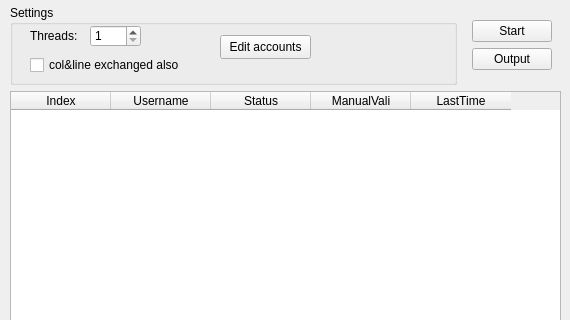
This is ui_parts/autobox.ui in cca2878/autobox as Qt 5 draws it before an edit; both pictures show x 0 to 570 and y 0 to 320 of the 570 by 600 pixel window. The edited form follows.
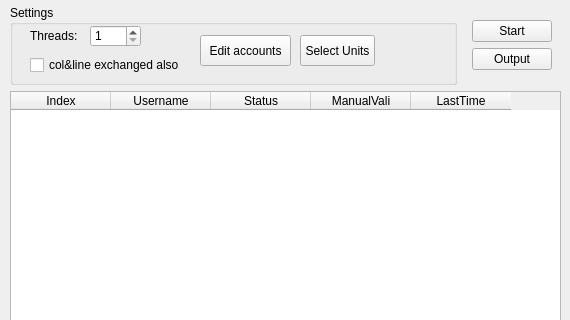
This is the edited form.

Commit message: Support select units to export & Fix bugs & Optimize 支持选择角色，选择角色支持搜索，再也不用担心Excel太大了（

```diff
--- a/ui_parts/autobox.ui
+++ b/ui_parts/autobox.ui
@@ -71,10 +71,10 @@
                                     <widget class="QPushButton" name="btnEdit">
                                         <property name="geometry">
                                             <rect>
-                                                <x>210</x>
+                                                <x>190</x>
                                                 <y>30</y>
                                                 <width>91</width>
-                                                <height>24</height>
+                                                <height>31</height>
                                             </rect>
                                         </property>
                                         <property name="text">
@@ -110,6 +110,19 @@
                                             <number>8</number>
                                         </property>
                                     </widget>
+                                    <widget class="QPushButton" name="btnSelectU">
+                                        <property name="geometry">
+                                            <rect>
+                                                <x>290</x>
+                                                <y>30</y>
+                                                <width>75</width>
+                                                <height>31</height>
+                                            </rect>
+                                        </property>
+                                        <property name="text">
+                                            <string>Select Units</string>
+                                        </property>
+                                    </widget>
                                 </widget>
                             </item>
                             <item>
```
Left out of the diff: 9 changed lines with no effect on the pictures. The commit also changes 8 other files.
